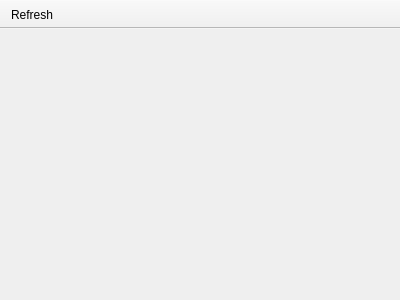
This is findserialport.ui in LeeKyuHyuk/FindSerialPort as Qt 5 draws it before an edit. The edited form follows.
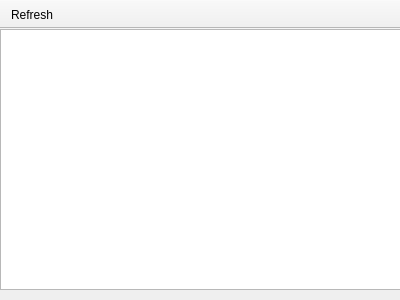
This is the edited form. Icons and pictures are not drawn.

Commit message: Add QTableWidget and Print Serial Port List

The edit to the form file:
```diff
--- a/findserialport.ui
+++ b/findserialport.ui
@@ -13,7 +13,18 @@
   <property name="windowTitle">
    <string>FindSerialPort</string>
   </property>
-  <widget class="QWidget" name="centralWidget"/>
+  <widget class="QWidget" name="centralWidget">
+   <widget class="QTableWidget" name="tableWidget">
+    <property name="geometry">
+     <rect>
+      <x>0</x>
+      <y>0</y>
+      <width>401</width>
+      <height>261</height>
+     </rect>
+    </property>
+   </widget>
+  </widget>
   <widget class="QToolBar" name="mainToolBar">
    <property name="movable">
     <bool>false</bool>
```
The commit also changes 2 other files.
